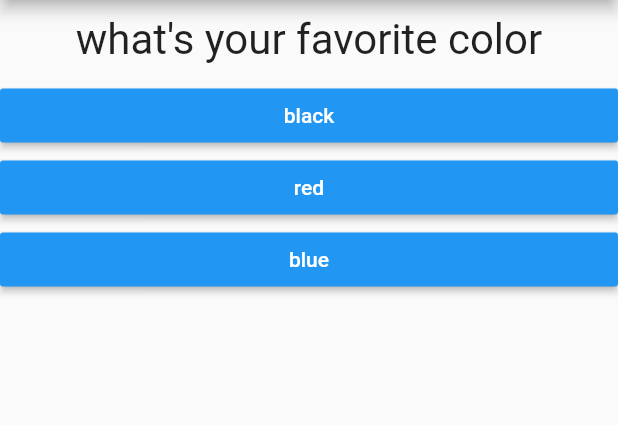
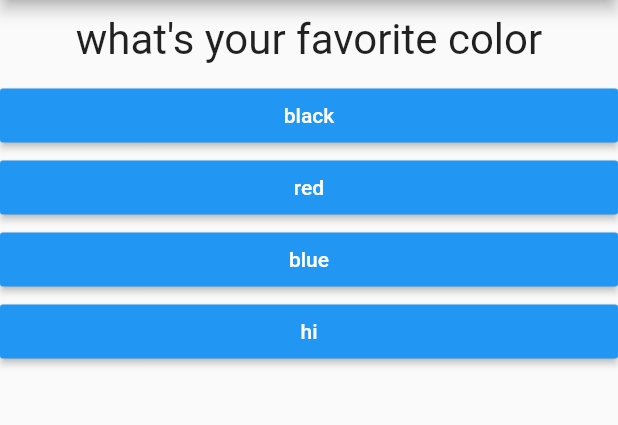
Before and after one commit to ShivamGoyal26/My_First_Flutter_App, a Flutter app: the screen it shows after launch, on a phone screen of 412 x 824 dp, the part 84-509 px from its top. Run offline on Flutter 3.47's test engine with Material 2 defaults, Android fonts, the phone set to English and light mode, and no system bars.

Commit message:
6th commit

```diff
--- a/lib/main.dart
+++ b/lib/main.dart
@@ -1,7 +1,7 @@
 import 'package:flutter/material.dart';
-import 'package:flutter_complete_guide/answer.dart';
+// import 'package:flutter_complete_guide/answer.dart';
 import './question.dart';
-import './question.dart';
+import './answer.dart';
 
 void main() {
   runApp(MyApp());
@@ -18,10 +18,23 @@ class MyApp extends StatefulWidget {
 class _MyAppState extends State<MyApp> {
   var _questionIndex = 0;
 
-  var questions = [
+
+
+  void _answerQuestion() {
+    setState(() {
+      _questionIndex = _questionIndex + 1;
+    });
+
+    print(_questionIndex);
+  }
+
+  @override
+  Widget build(BuildContext context) {
+
+    const questions = [
     {
       'questionText': "what's your favorite color",
-      'answers': ['black', 'red', 'blue'],
+      'answers': ['black', 'red', 'blue', 'hi'],
     },
     {
       'questionText': "what's your favorite animal",
@@ -33,21 +46,6 @@ class _MyAppState extends State<MyApp> {
     },
   ];
 
-  void _answerQuestion() {
-    setState(() {
-      _questionIndex = _questionIndex + 1;
-    });
-
-    print(_questionIndex);
-  }
-
-  @override
-  Widget build(BuildContext context) {
-    // var questions = [
-    //   "You have choosen the answer 1",
-    //   "You have choosen the answer 2",
-    //   "You have choosen the answer 3"
-    // ];
     return MaterialApp(
       home: Scaffold(
           appBar: AppBar(
@@ -66,7 +64,7 @@ class _MyAppState extends State<MyApp> {
               // here column takes the list of widgets but here we have the list of list means nested list
               // here we use ... operator here this operator takes a list and they put all the values in the list out of it  and add them to the sourrouding list which is chlidren in this case as a individual value
               // so here technically we dont add the list to list mean children is a list right and we have also a list given below so thats why ... makes the list into the numbers
-                // in short here it will return the widget Answer right but as we discussed that map() function don't return the widgets but it returns iterations right but we want the list of the widgets so we used tolist() function to convert the iterations in to the list of widgets means at last we have the list of widgets now at the top we have the children which is supposed to get the widgets or the values not the list of widgets so that's why we used ... operation to get every widgets from the list of widgets return by map() function and add each widget in the children list now its alright
+              // in short here it will return the widget Answer right but as we discussed that map() function don't return the widgets but it returns iterations right but we want the list of the widgets so we used tolist() function to convert the iterations in to the list of widgets means at last we have the list of widgets now at the top we have the children which is supposed to get the widgets or the values not the list of widgets so that's why we used ... operation to get every widgets from the list of widgets return by map() function and add each widget in the children list now its alright
 
               ...(questions[_questionIndex]['answers'] as List<String>)
                   .map((answer) {
@@ -85,8 +83,6 @@ class _MyAppState extends State<MyApp> {
               //   Answer(_answerQuestion, "black");
               //   Answer(_answerQuestion, "red");
               //   Answer(_answerQuestion, "blue");
-
-
             ],
           )),
     );
```
